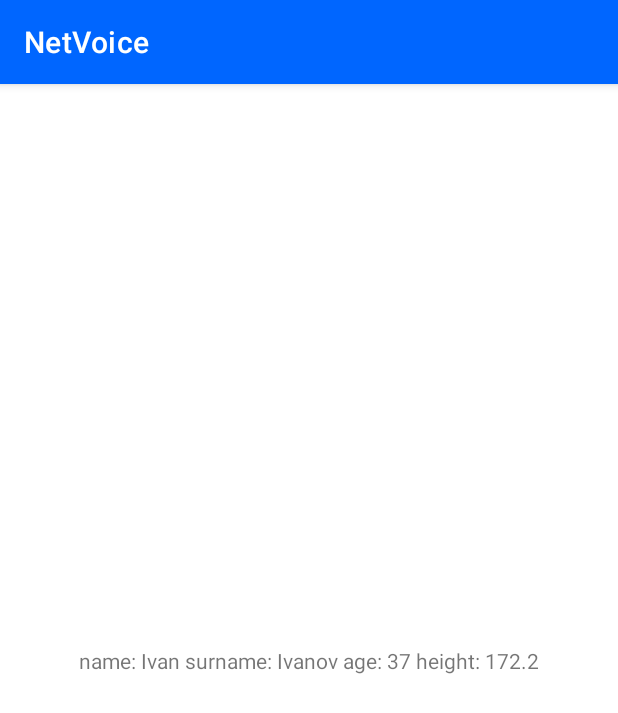
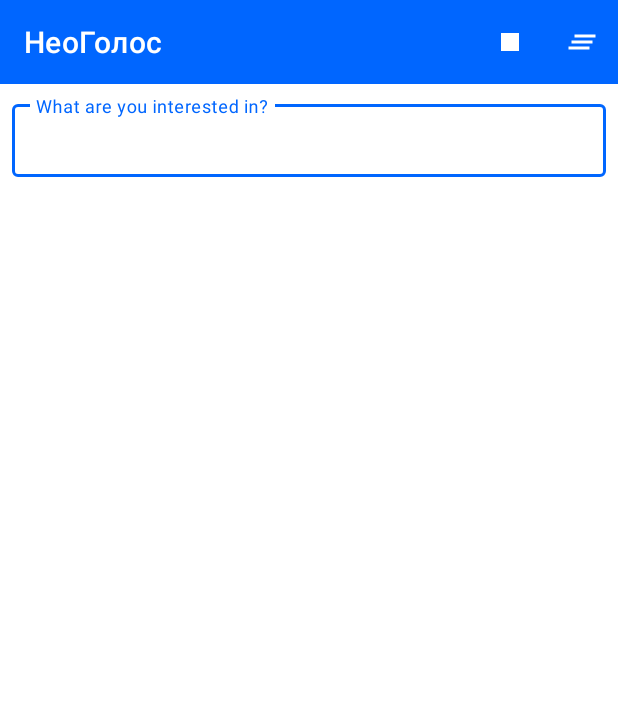
Before and after one commit to NikaNed/NetologyVoiceAssistant, an Android app: the screen it shows after launch (MainActivity), on a phone screen of 412 x 824 dp. Shown: the top 713 px of the screen. Run offline under Robolectric (Android 15) with nearby library versions, the light colour scheme and no system bars.

Commit message:
Create text input layout

```diff
--- a/app/src/main/java/com/example/netologyvoiceassistant/MainActivity.kt
+++ b/app/src/main/java/com/example/netologyvoiceassistant/MainActivity.kt
@@ -3,26 +3,41 @@ package com.example.netologyvoiceassistant
 import androidx.appcompat.app.AppCompatActivity
 import android.os.Bundle
 import android.util.Log
-import android.widget.TextView
+import android.view.Menu
+import android.view.MenuItem
+import com.google.android.material.appbar.MaterialToolbar
 
 
 class MainActivity : AppCompatActivity() {
     override fun onCreate(savedInstanceState: Bundle?) {
-
-        val tag: String = "MainActivity"
-        Log.d(tag, "start of onCreate function")
         super.onCreate(savedInstanceState)
         setContentView(R.layout.activity_main)
+        initView()
 
-        val name: String = "Ivan"
-        val surname: String = "Ivanov"
-        var age: Int = 37
-        var height: Double = 172.2
+    }
 
-        val summary = "name: $name surname: $surname age: $age height: $height"
+    private fun initView(){
+        val toolbar = findViewById<MaterialToolbar>(R.id.toolbar) //связываем переменную с тем,
+        // что отражается на экране
+        setSupportActionBar(toolbar) //связываем toolbar с приложением
+    }
 
-        val output: TextView = findViewById(R.id.output)
-        output.text = summary
-        Log.d(tag, "end of onCreate function")
+    override fun onCreateOptionsMenu(menu: Menu?): Boolean { //переопределяем метод
+        menuInflater.inflate(R.menu.menu_toolbar,menu)//объект отрисовывает приложение
+        return super.onCreateOptionsMenu(menu)
+    }
+
+    override fun onOptionsItemSelected(item: MenuItem): Boolean { //чтобы на иконки можно нажимать
+        when(item.itemId){
+            R.id.action_stop -> {
+                Log.d("TAG","action_stop")
+                return true
+            }
+            R.id.action_clear -> {
+                Log.d("TAG","action_clear")
+                return true
+            }
+        }
+        return super.onOptionsItemSelected(item)
     }
 }
--- /dev/null
+++ b/app/src/main/res/drawable/ic_baseline_clear_all_24.xml
@@ -0,0 +1,5 @@
+<vector android:height="24dp" android:tint="#FFFFFF"
+    android:viewportHeight="24" android:viewportWidth="24"
+    android:width="24dp" xmlns:android="http://schemas.android.com/apk/res/android">
+    <path android:fillColor="@android:color/white" android:pathData="M5,13h14v-2L5,11v2zM3,17h14v-2L3,15v2zM7,7v2h14L21,7L7,7z"/>
+</vector>
--- /dev/null
+++ b/app/src/main/res/drawable/ic_baseline_keyboard_voice_24.xml
@@ -0,0 +1,5 @@
+<vector android:height="24dp" android:tint="#FFFFFF"
+    android:viewportHeight="24" android:viewportWidth="24"
+    android:width="24dp" xmlns:android="http://schemas.android.com/apk/res/android">
+    <path android:fillColor="@android:color/white" android:pathData="M12,15c1.66,0 2.99,-1.34 2.99,-3L15,6c0,-1.66 -1.34,-3 -3,-3S9,4.34 9,6v6c0,1.66 1.34,3 3,3zM17.3,12c0,3 -2.54,5.1 -5.3,5.1S6.7,15 6.7,12L5,12c0,3.42 2.72,6.23 6,6.72L11,22h2v-3.28c3.28,-0.48 6,-3.3 6,-6.72h-1.7z"/>
+</vector>
--- /dev/null
+++ b/app/src/main/res/drawable/ic_baseline_stop_24.xml
@@ -0,0 +1,5 @@
+<vector android:height="24dp" android:tint="#FFFFFF"
+    android:viewportHeight="24" android:viewportWidth="24"
+    android:width="24dp" xmlns:android="http://schemas.android.com/apk/res/android">
+    <path android:fillColor="@android:color/white" android:pathData="M6,6h12v12H6z"/>
+</vector>
--- a/app/src/main/res/layout/activity_main.xml
+++ b/app/src/main/res/layout/activity_main.xml
@@ -6,13 +6,44 @@
     android:layout_height="match_parent"
     tools:context=".MainActivity">
 
-    <TextView
-        android:id="@+id/output"
-        android:layout_width="wrap_content"
+    <com.google.android.material.appbar.MaterialToolbar
+        android:id="@+id/toolbar"
+        android:layout_width="match_parent"
         android:layout_height="wrap_content"
+        android:background="?colorPrimary"
+        app:layout_constraintTop_toTopOf="parent"
+        app:menu="@menu/menu_toolbar"
+        app:title="@string/app_name"
+        app:titleTextColor="?colorOnPrimary" />
+
+    <com.google.android.material.textfield.TextInputLayout
+        android:id="@+id/text_input_layout"
+        style="@style/Widget.MaterialComponents.TextInputLayout.OutlinedBox.Dense"
+        android:layout_width="match_parent"
+        android:layout_height="wrap_content"
+        android:layout_margin="8dp"
+        android:hint="@string/request_hint"
+        app:layout_constraintTop_toBottomOf="@+id/toolbar">
+
+        <com.google.android.material.textfield.TextInputEditText
+            android:id="@+id/text_input_edit"
+            android:layout_width="match_parent"
+            android:layout_height="wrap_content"
+            android:imeOptions="actionDone"
+            android:inputType="text"
+            android:maxLines="1" />
+
+    </com.google.android.material.textfield.TextInputLayout>
+
+    <ListView
+        android:id="@+id/pods_list"
+
+        android:layout_width="match_parent"
+        android:layout_height="0dp"
+        android:layout_margin="8dp"
+        android:divider="?android:attr/colorBackground"
         app:layout_constraintBottom_toBottomOf="parent"
-        app:layout_constraintLeft_toLeftOf="parent"
-        app:layout_constraintRight_toRightOf="parent"
-        app:layout_constraintTop_toTopOf="parent" />
+        app:layout_constraintTop_toBottomOf="@+id/text_input_layout" />
+
 
 </androidx.constraintlayout.widget.ConstraintLayout>
--- /dev/null
+++ b/app/src/main/res/menu/menu_toolbar.xml
@@ -0,0 +1,17 @@
+<?xml version="1.0" encoding="utf-8"?>
+<menu xmlns:android="http://schemas.android.com/apk/res/android"
+    xmlns:app="http://schemas.android.com/apk/res-auto">
+    <item
+        android:id="@+id/action_stop"
+        android:title="@string/action_stop_title"
+        android:icon="@drawable/ic_baseline_stop_24"
+        app:showAsAction="ifRoom"
+        />
+    <item
+        android:id="@+id/action_clear"
+        android:title="@string/action_clear_title"
+        android:icon="@drawable/ic_baseline_clear_all_24"
+        app:showAsAction="ifRoom"
+        />
+
+</menu>
--- a/app/src/main/res/values-night/themes.xml
+++ b/app/src/main/res/values-night/themes.xml
@@ -1,6 +1,6 @@
 <resources xmlns:tools="http://schemas.android.com/tools">
     <!-- Base application theme. -->
-    <style name="Theme.NetologyVoiceAssistant" parent="Theme.MaterialComponents.DayNight.DarkActionBar">
+    <style name="Theme.NetologyVoiceAssistant" parent="Theme.MaterialComponents.DayNight.NoActionBar">
         <!-- Primary brand color. -->
         <item name="colorPrimary">@color/black_700</item>
         <item name="colorPrimaryVariant">@color/black_800</item>
--- a/app/src/main/res/values/strings.xml
+++ b/app/src/main/res/values/strings.xml
@@ -1,5 +1,5 @@
 <resources>
-    <string name="app_name">NetVoice</string>
+    <string name="app_name">НеоГолос</string>
     <string name="action_stop_title">Stop</string>
     <string name="action_clear_title">Clear</string>
     <string name="request_hint">What are you interested in?</string>
--- a/app/src/main/res/values/themes.xml
+++ b/app/src/main/res/values/themes.xml
@@ -1,6 +1,6 @@
 <resources xmlns:tools="http://schemas.android.com/tools">
     <!-- Base application theme. -->
-    <style name="Theme.NetologyVoiceAssistant" parent="Theme.MaterialComponents.DayNight.DarkActionBar">
+    <style name="Theme.NetologyVoiceAssistant" parent="Theme.MaterialComponents.DayNight.NoActionBar">
         <!-- Primary brand color. -->
         <item name="colorPrimary">@color/pro_800</item>
         <item name="colorPrimaryVariant">@color/pro_900</item>
```
